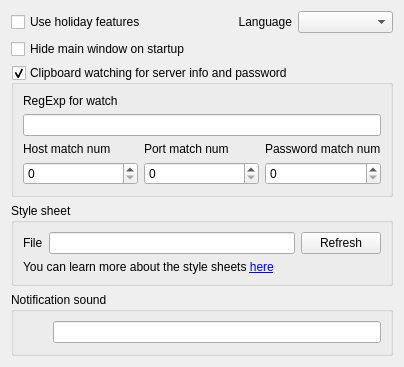
Old version of the form src/setting_forms/application_settings_form.ui in the repository navrocky/urtconnector.
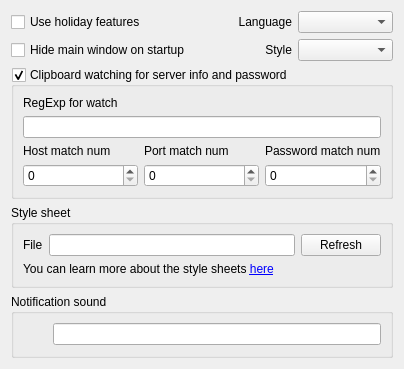
New version of the form. Icons and pictures are not drawn. Custom widgets are drawn as their Qt base class.

Commit message: Style select combo in application options ...I want to see nice style under windows instead native one :) ...

Diff of the .ui file:
```diff
--- a/src/setting_forms/application_settings_form.ui
+++ b/src/setting_forms/application_settings_form.ui
@@ -47,6 +47,19 @@
        </property>
       </widget>
      </item>
+     <item row="1" column="1">
+      <widget class="QLabel" name="label_7">
+       <property name="text">
+        <string>Style</string>
+       </property>
+       <property name="alignment">
+        <set>Qt::AlignRight|Qt::AlignTrailing|Qt::AlignVCenter</set>
+       </property>
+      </widget>
+     </item>
+     <item row="1" column="2">
+      <widget class="QComboBox" name="style_box"/>
+     </item>
     </layout>
    </item>
    <item>
```
The commit also changes 3 other files.
